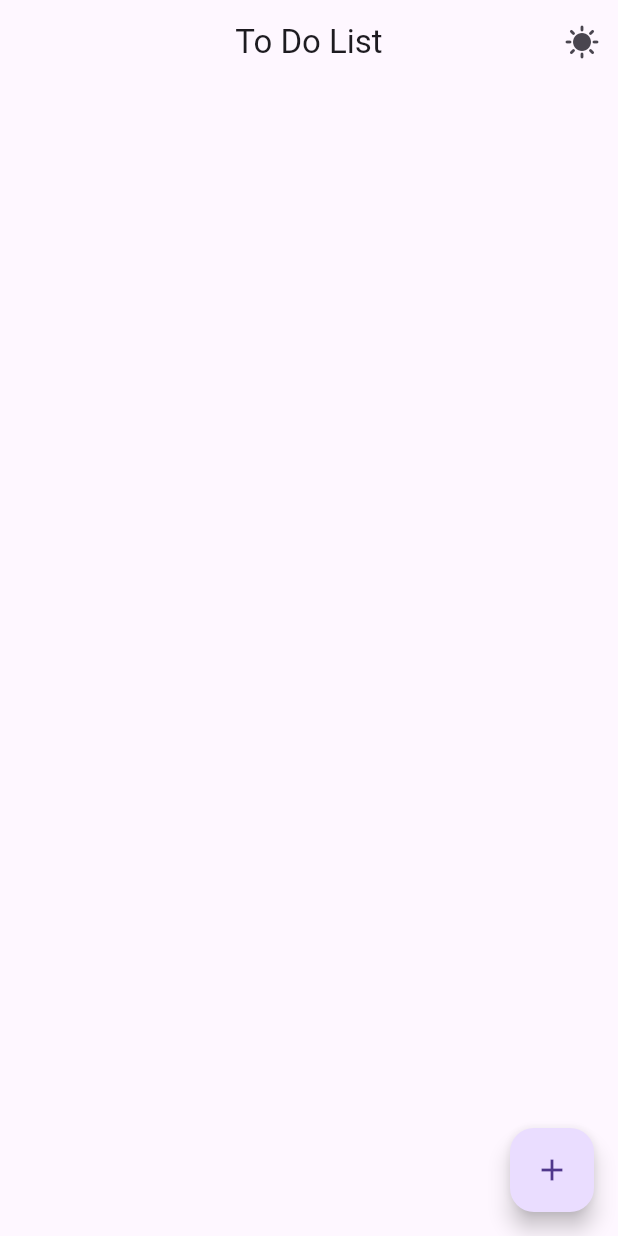
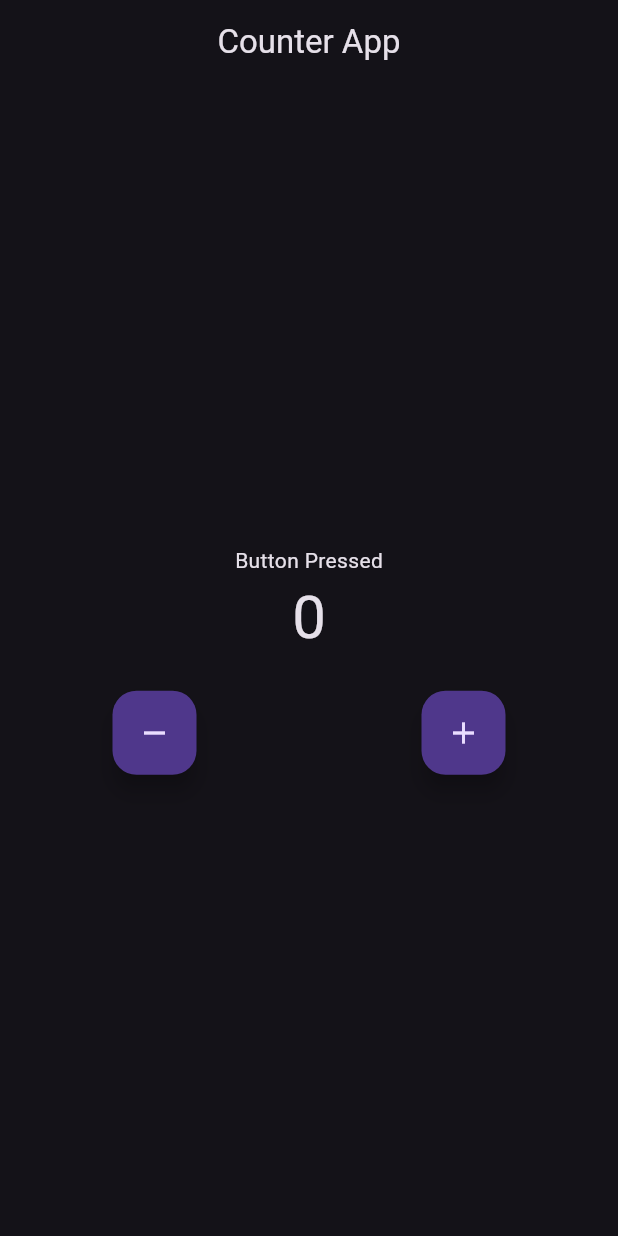
Before and after one commit to prajwalx7/bloc_demo, a Flutter app: the screen it shows after launch, on a phone screen of 412 x 824 dp. Run offline on Flutter 3.47's test engine with Material 3 defaults, Android fonts, the phone set to English and light mode, and no system bars; our stand-ins replace flutter_bloc.

Commit message:
Bloc widget

```diff
--- /dev/null
+++ b/lib/cubits/counter_cubit.dart
@@ -0,0 +1,10 @@
+import 'package:bloc_demo/cubits/counter_state.dart';
+import 'package:flutter_bloc/flutter_bloc.dart';
+
+class CounterCubit extends Cubit<CounterState> {
+  CounterCubit() : super(CounterState(counterValue: 0));
+
+  void increment() => emit(CounterState(counterValue: state.counterValue + 1));
+
+  void decrement() => emit(CounterState(counterValue: state.counterValue - 1));
+}
--- /dev/null
+++ b/lib/cubits/counter_state.dart
@@ -0,0 +1,6 @@
+class CounterState {
+  int counterValue;
+  CounterState({
+    required this.counterValue,
+  });
+}
--- a/lib/cubits/theme_cubit.dart
+++ /dev/null
@@ -1,7 +0,0 @@
-import 'package:flutter_bloc/flutter_bloc.dart';
-
-class ThemeCubit extends Cubit<bool> {
-  ThemeCubit() : super(false);
-
-  void toggleTheme() => emit(!state);
-}
--- /dev/null
+++ b/lib/doc.txt
@@ -0,0 +1 @@
+1. BlocProvider
--- a/lib/main.dart
+++ b/lib/main.dart
@@ -1,5 +1,4 @@
-import 'package:bloc_demo/cubits/theme_cubit.dart';
-import 'package:bloc_demo/cubits/to_do_cubit.dart';
+import 'package:bloc_demo/cubits/counter_cubit.dart';
 import 'package:bloc_demo/screens/home_screen.dart';
 import 'package:flutter/material.dart';
 import 'package:flutter_bloc/flutter_bloc.dart';
@@ -13,19 +12,12 @@ class MyApp extends StatelessWidget {
 
   @override
   Widget build(BuildContext context) {
-    return MultiBlocProvider(
-      providers: [
-        BlocProvider(create: (context) => ThemeCubit()),
-        BlocProvider(create: (context) => ToDoCubit()),
-      ],
-      child: BlocBuilder<ThemeCubit, bool>(
-        builder: (context, isDarkMode) {
-          return MaterialApp(
-            debugShowCheckedModeBanner: false,
-            theme: isDarkMode ? ThemeData.dark() : ThemeData.light(),
-            home: HomeScreen(),
-          );
-        },
+    return BlocProvider(
+      create: (context) => CounterCubit(),
+      child: MaterialApp(
+        theme: ThemeData.dark(),
+        debugShowCheckedModeBanner: false,
+        home: HomeScreen(),
       ),
     );
   }
--- a/lib/model/task_model.dart
+++ /dev/null
@@ -1,11 +0,0 @@
-class Task {
-  final String id;
-  final String text;
-  bool isCompleted;
-
-  Task({
-    required this.id,
-    required this.text,
-    this.isCompleted = false,
-  });
-}
--- a/lib/screens/home_screen.dart
+++ b/lib/screens/home_screen.dart
@@ -1,6 +1,5 @@
-import 'package:bloc_demo/cubits/theme_cubit.dart';
-import 'package:bloc_demo/cubits/to_do_cubit.dart';
-import 'package:bloc_demo/model/task_model.dart';
+import 'package:bloc_demo/cubits/counter_cubit.dart';
+import 'package:bloc_demo/cubits/counter_state.dart';
 import 'package:flutter/material.dart';
 import 'package:flutter_bloc/flutter_bloc.dart';
 
@@ -9,108 +8,55 @@ class HomeScreen extends StatelessWidget {
 
   @override
   Widget build(BuildContext context) {
-    final themeCubit = BlocProvider.of<ThemeCubit>(context);
-    final todoCubit = BlocProvider.of<ToDoCubit>(context);
-
-    void showAddTaskDialog() {
-      final TextEditingController taskController = TextEditingController();
-      showDialog(
-          context: context,
-          builder: (context) {
-            return AlertDialog(
-              title: Text('Add Task'),
-              content: TextField(
-                controller: taskController,
-                decoration: InputDecoration(
-                  labelText: 'Task',
-                  border: OutlineInputBorder(
-                    borderRadius: BorderRadius.circular(8),
-                  ),
-                ),
-              ),
-              actions: [
-                TextButton(
-                  onPressed: () {
-                    Navigator.of(context).pop();
-                  },
-                  child: Text('Cancel'),
-                ),
-                TextButton(
-                  onPressed: () {
-                    if (taskController.text.isNotEmpty) {
-                      todoCubit.addTask(taskController.text);
-                      Navigator.of(context).pop();
-                    }
-                  },
-                  child: Text('Add'),
-                ),
-              ],
-            );
-          });
-    }
-
     return Scaffold(
       appBar: AppBar(
-        title: Text('To Do List'),
+        title: Text("Counter App"),
         centerTitle: true,
-        actions: [
-          BlocBuilder<ThemeCubit, bool>(
-            builder: (context, isDarkMode) => IconButton(
-              onPressed: () {
-                themeCubit.toggleTheme();
-              },
-              icon: isDarkMode
-                  ? Icon(Icons.wb_sunny_outlined)
-                  : Icon(Icons.sunny),
-            ),
-          ),
-        ],
       ),
       body: Column(
         mainAxisAlignment: MainAxisAlignment.center,
         children: [
-          Expanded(
-            child: BlocBuilder<ToDoCubit, List<Task>>(
-              builder: (context, tasks) {
-                return ListView.builder(
-                  itemCount: tasks.length,
-                  itemBuilder: (context, index) {
-                    final task = tasks[index];
-                    return ListTile(
-                      title: Text(
-                        tasks[index].text,
-                        style: TextStyle(
-                          decoration: task.isCompleted
-                              ? TextDecoration.lineThrough
-                              : TextDecoration.none,
-                        ),
-                      ),
-                      leading: Checkbox(
-                        value: task.isCompleted,
-                        onChanged: (value) {
-                          todoCubit.toggleTaskCompletion(task.id);
+          Text("Button Pressed"),
+          BlocBuilder<CounterCubit, CounterState>(
+            builder: (context, state) {
+              if (state.counterValue < 0) {
+                return Text(
+                  'Negative: ${state.counterValue.toString()}',
+                  style: TextStyle(fontSize: 40),
+                );
+              } else if (state.counterValue > 5) {
+                return Text(
+                  'Greater than 5: ${state.counterValue.toString()}',
+                  style: TextStyle(fontSize: 40),
+                );
+              } else {
+                return Text(
+                  state.counterValue.toString(),
+                  style: TextStyle(fontSize: 40),
+                );
+              }
             },
           ),
-                      trailing: IconButton(
+          SizedBox(height: 20),
+          Row(
+            mainAxisAlignment: MainAxisAlignment.spaceEvenly,
+            children: [
+              FloatingActionButton(
                 onPressed: () {
-                          todoCubit.deleteTask(task.id);
+                  BlocProvider.of<CounterCubit>(context).decrement();
                 },
-                        icon: Icon(
-                          Icons.delete,
-                          color: Colors.red,
+                child: Icon(Icons.remove),
               ),
+              SizedBox(height: 10),
+              FloatingActionButton(
+                onPressed: () {
+                  BlocProvider.of<CounterCubit>(context).increment();
+                },
+                child: Icon(Icons.add),
               ),
-                    );
-                  },
-                );
-              },
-            ),
-          )
             ],
           ),
-      floatingActionButton: FloatingActionButton(
-        onPressed: showAddTaskDialog,
-        child: Icon(Icons.add),
+        ],
       ),
     );
   }
--- a/pubspec.yaml
+++ b/pubspec.yaml
@@ -2,7 +2,7 @@ name: bloc_demo
 description: "A new Flutter project."
 # The following line prevents the package from being accidentally published to
 # pub.dev using `flutter pub publish`. This is preferred for private packages.
-publish_to: 'none' # Remove this line if you wish to publish to pub.dev
+publish_to: "none" # Remove this line if you wish to publish to pub.dev
 
 # The following defines the version and build number for your application.
 # A version number is three numbers separated by dots, like 1.2.43
@@ -35,7 +35,6 @@ dependencies:
   # Use with the CupertinoIcons class for iOS style icons.
   cupertino_icons: ^1.0.8
   flutter_bloc: ^9.0.0
-  uuid: ^4.5.1
 
 dev_dependencies:
   flutter_test:
@@ -53,7 +52,6 @@ dev_dependencies:
 
 # The following section is specific to Flutter packages.
 flutter:
-
   # The following line ensures that the Material Icons font is
   # included with your application, so that you can use the icons in
   # the material Icons class.
```
Also changed, not shown: lib/cubits/to_do_cubit.dart (deleted, +0 -37 lines), pubspec.lock. Lines whose indentation alone changed are shown as unchanged.
